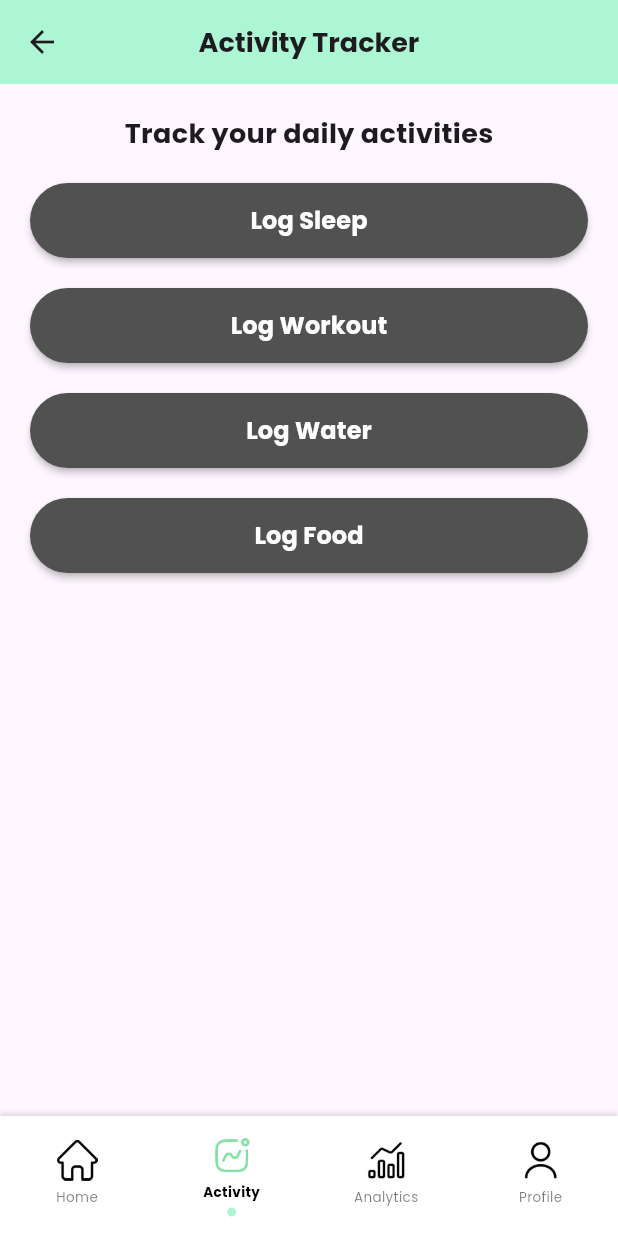
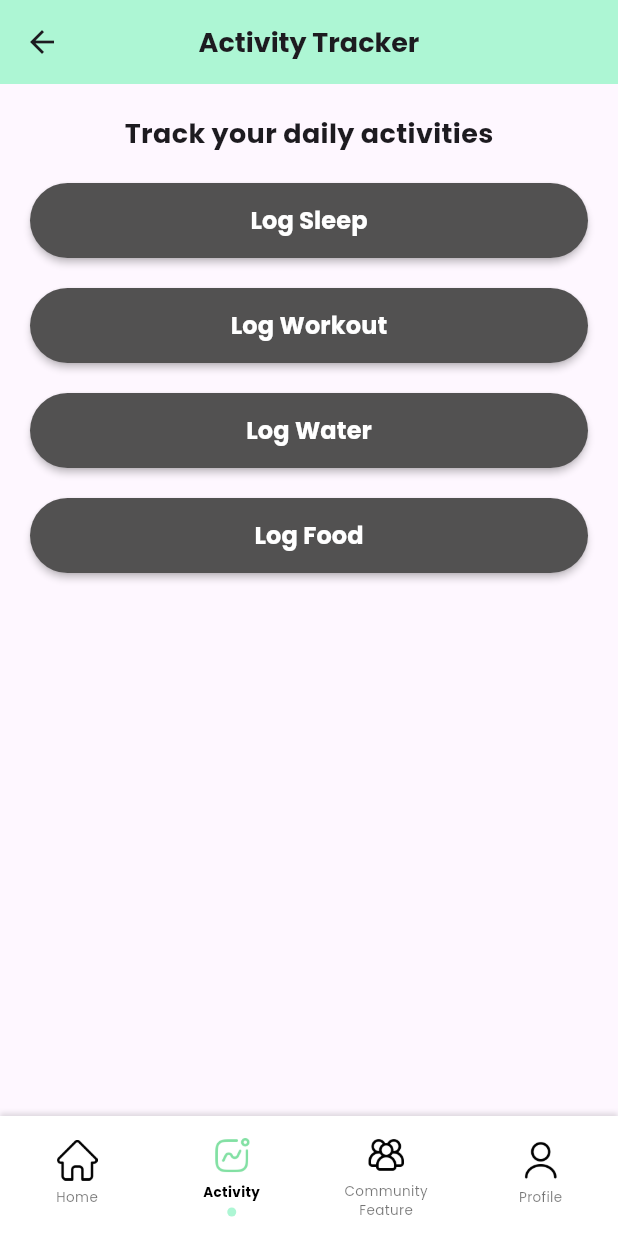
Before and after one commit to rej43/fitrack_new, a Flutter app: the MainTabView screen opened directly, item 2 of the bottom bar chosen, on a phone screen of 412 x 824 dp. Run offline on Flutter 3.47's test engine with Material 3 defaults, Android fonts, the phone set to English and light mode, and no system bars; our stand-ins replace animated_toggle_switch, carousel_slider, fl_chart, simple_circular_progress_bar, syncfusion_flutter_charts; missing offline and left inert: dotted_dashed_line, simple_animation_progress_bar.

Commit message:
community feature

```diff
--- a/lib/view/main_tab/maintab_view.dart
+++ b/lib/view/main_tab/maintab_view.dart
@@ -4,7 +4,6 @@ import 'package:fitrack/view/home/activity_traker_view.dart';
 import 'package:fitrack/view/home/home_view.dart';
 import 'package:fitrack/view/profile/profile_view.dart';
 import 'package:flutter/material.dart';
-import 'package:fitrack/view/main_tab/maintab_view.dart';
 
 class MainTabView extends StatefulWidget {
   const MainTabView({super.key});
@@ -64,8 +63,8 @@ class _MainTabViewState extends State<MainTabView> {
                   },
                 ),
                 TabButton(
-                  icon: "assets/img/analysis.png",
-                  label: 'Analytics',
+                  icon: "assets/img/group.png",
+                  label: 'Community Feature',
                   isActive: selectTab == 2,
                   onTap: () {
                     setState(() {
```
Also changed, not shown: assets/img/analysis.png (deleted), assets/img/group.png (added).
